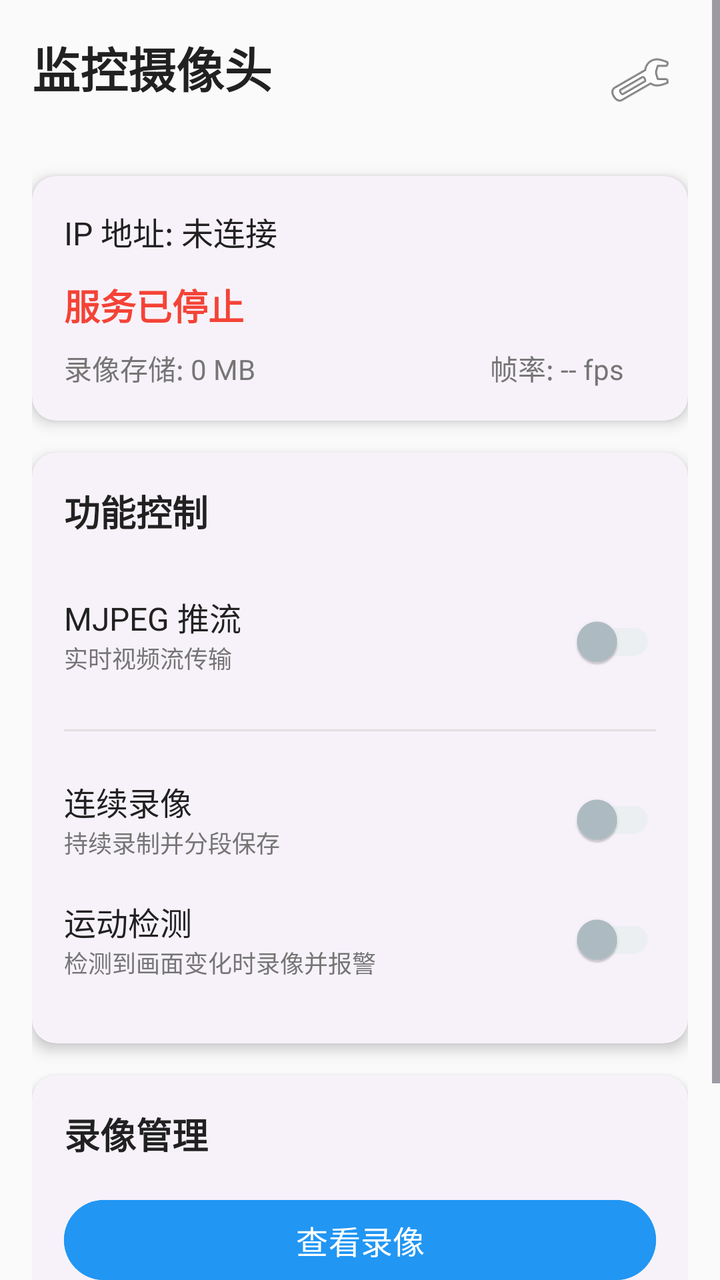
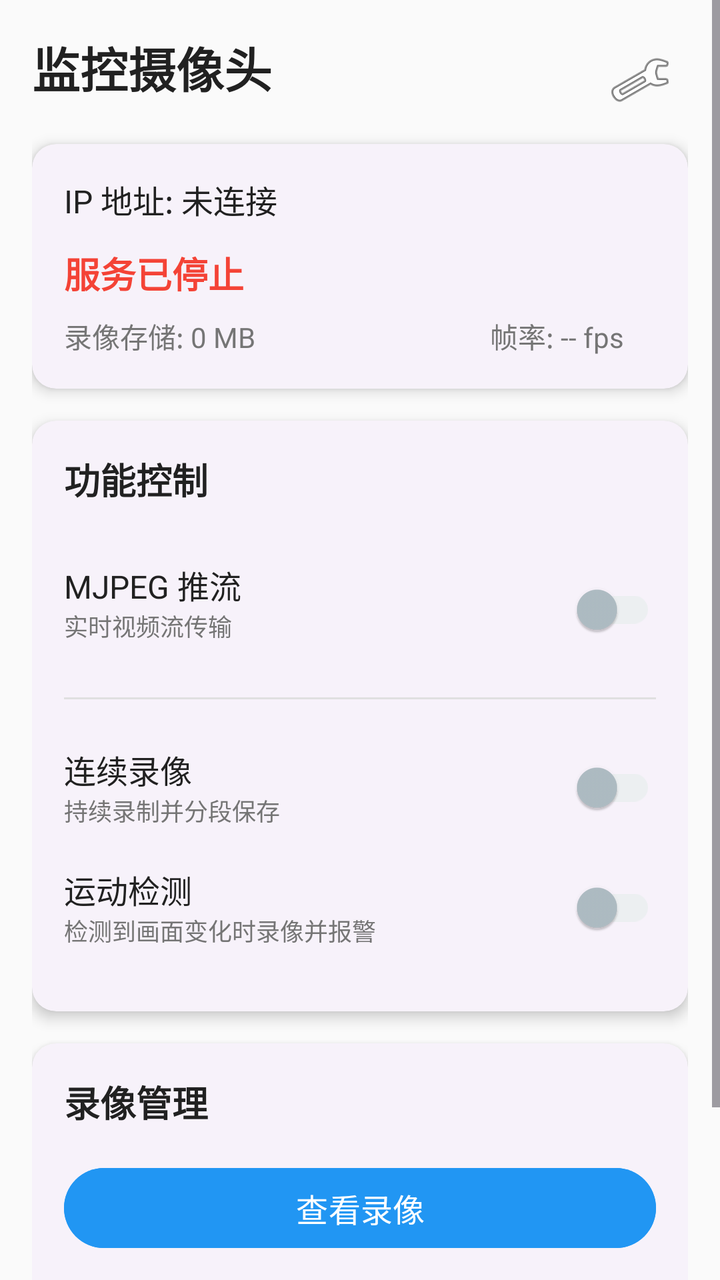

Before-and-after screenshots of an Android layout around one commit, followed by the original layout XML and the change that was made.
<!-- AndroidManifest.xml: application theme Theme.SelfCamMonitor -->
<!-- res/layout/activity_main.xml -->
<?xml version="1.0" encoding="utf-8"?>
<ScrollView xmlns:android="http://schemas.android.com/apk/res/android"
    android:layout_width="match_parent"
    android:layout_height="match_parent"
    xmlns:app="http://schemas.android.com/apk/res-auto"
    android:background="@color/background_light"
    android:fitsSystemWindows="true">

    <LinearLayout
        android:layout_width="match_parent"
        android:layout_height="wrap_content"
        android:orientation="vertical"
        android:padding="16dp">

        
        <LinearLayout
            android:layout_width="match_parent"
            android:layout_height="wrap_content"
            android:orientation="horizontal"
            android:layout_marginBottom="24dp">

            <TextView
                android:layout_width="0dp"
                android:layout_height="wrap_content"
                android:layout_weight="1"
                android:text="监控摄像头"
                android:textSize="24sp"
                android:textStyle="bold"
                android:textColor="@color/text_primary" />

            <ImageButton
                android:id="@+id/btnSettings"
                android:layout_width="48dp"
                android:layout_height="48dp"
                android:src="@android:drawable/ic_menu_manage"
                android:background="?attr/selectableItemBackgroundBorderless"
                android:contentDescription="设置" />
        </LinearLayout>

        
        <androidx.cardview.widget.CardView
            android:layout_width="match_parent"
            android:layout_height="wrap_content"
            android:layout_marginBottom="16dp"
            app:cardCornerRadius="12dp"
            app:cardElevation="4dp">

            <LinearLayout
                android:layout_width="match_parent"
                android:layout_height="wrap_content"
                android:orientation="vertical"
                android:padding="16dp">

                <TextView
                    android:id="@+id/tvIpAddress"
                    android:layout_width="match_parent"
                    android:layout_height="wrap_content"
                    android:text="IP 地址: 未连接"
                    android:textSize="16sp"
                    android:textColor="@color/text_primary"
                    android:layout_marginBottom="12dp" />

                <TextView
                    android:id="@+id/tvStatus"
                    android:layout_width="match_parent"
                    android:layout_height="wrap_content"
                    android:text="服务已停止"
                    android:textColor="@color/status_stopped"
                    android:textSize="18sp"
                    android:textStyle="bold" />

                <LinearLayout
                    android:layout_width="match_parent"
                    android:layout_height="wrap_content"
                    android:orientation="horizontal"
                    android:layout_marginTop="8dp">

                    <TextView
                        android:id="@+id/tvStorage"
                        android:layout_width="0dp"
                        android:layout_height="wrap_content"
                        android:layout_weight="1"
                        android:text="录像存储: 0 MB"
                        android:textSize="14sp"
                        android:textColor="@color/text_secondary"
                        android:maxLines="1"
                        android:ellipsize="end" />

                    <TextView
                        android:id="@+id/tvFps"
                        android:layout_width="wrap_content"
                        android:layout_height="wrap_content"
                        android:text="帧率: -- fps"
                        android:textSize="14sp"
                        android:textColor="@color/text_secondary"
                        android:layout_marginStart="12dp"
                        android:layout_marginEnd="16dp" />
                </LinearLayout>
            </LinearLayout>
        </androidx.cardview.widget.CardView>

        
        <androidx.cardview.widget.CardView
            android:layout_width="match_parent"
            android:layout_height="wrap_content"
            android:layout_marginBottom="16dp"
            app:cardCornerRadius="12dp"
            app:cardElevation="4dp">

            <LinearLayout
                android:layout_width="match_parent"
                android:layout_height="wrap_content"
                android:orientation="vertical"
                android:padding="16dp">

                <TextView
                    android:layout_width="match_parent"
                    android:layout_height="wrap_content"
                    android:text="功能控制"
                    android:textSize="18sp"
                    android:textStyle="bold"
                    android:textColor="@color/text_primary"
                    android:layout_marginBottom="16dp" />

                <LinearLayout
                    android:layout_width="match_parent"
                    android:layout_height="wrap_content"
                    android:orientation="horizontal"
                    android:paddingVertical="12dp">
                    <LinearLayout
                        android:layout_width="0dp"
                        android:layout_height="wrap_content"
                        android:layout_weight="1"
                        android:orientation="vertical">
                        <TextView
                            android:layout_width="wrap_content"
                            android:layout_height="wrap_content"
                            android:text="MJPEG 推流"
                            android:textSize="16sp"
                            android:textColor="@color/text_primary" />
                        <TextView
                            android:layout_width="wrap_content"
                            android:layout_height="wrap_content"
                            android:text="实时视频流传输"
                            android:textSize="12sp"
                            android:textColor="@color/text_secondary" />
                    </LinearLayout>
                    <com.google.android.material.switchmaterial.SwitchMaterial
                        android:id="@+id/switchMjpeg"
                        android:layout_width="wrap_content"
                        android:layout_height="wrap_content"
                        app:thumbTint="@color/thumb_tint"
                        app:trackTint="@color/track_tint" />
                </LinearLayout>

                <View
                    android:layout_width="match_parent"
                    android:layout_height="1dp"
                    android:background="@color/divider"
                    android:layout_marginVertical="8dp" />

                <LinearLayout
                    android:layout_width="match_parent"
                    android:layout_height="wrap_content"
                    android:orientation="vertical"
                    android:paddingVertical="12dp">

                    
                    <LinearLayout
                        android:layout_width="match_parent"
                        android:layout_height="wrap_content"
                        android:orientation="horizontal"
                        android:gravity="center_vertical"
                        android:layout_marginBottom="12dp">

                        <LinearLayout
                            android:layout_width="0dp"
                            android:layout_height="wrap_content"
                            android:layout_weight="1"
                            android:orientation="vertical">
                            <TextView
                                android:layout_width="wrap_content"
                                android:layout_height="wrap_content"
                                android:text="连续录像"
                                android:textSize="16sp"
                                android:textColor="@color/text_primary" />
                            <TextView
                                android:layout_width="wrap_content"
                                android:layout_height="wrap_content"
                                android:text="持续录制并分段保存"
                                android:textSize="12sp"
                                android:textColor="@color/text_secondary" />
                        </LinearLayout>

                        <androidx.appcompat.widget.SwitchCompat
                            android:id="@+id/switch_continuous"
                            android:layout_width="wrap_content"
                            android:layout_height="wrap_content"
                            app:thumbTint="@color/thumb_tint"
                            app:trackTint="@color/track_tint" />
                    </LinearLayout>

                    
                    <LinearLayout
                        android:layout_width="match_parent"
                        android:layout_height="wrap_content"
                        android:orientation="horizontal"
                        android:gravity="center_vertical">

                        <LinearLayout
                            android:layout_width="0dp"
                            android:layout_height="wrap_content"
                            android:layout_weight="1"
                            android:orientation="vertical">
                            <TextView
                                android:layout_width="wrap_content"
                                android:layout_height="wrap_content"
                                android:text="运动检测"
                                android:textSize="16sp"
                                android:textColor="@color/text_primary" />
                            <TextView
                                android:layout_width="wrap_content"
                                android:layout_height="wrap_content"
                                android:text="检测到画面变化时录像并报警"
                                android:textSize="12sp"
                                android:textColor="@color/text_secondary" />
                        </LinearLayout>

                        <androidx.appcompat.widget.SwitchCompat
                            android:id="@+id/switch_motion"
                            android:layout_width="wrap_content"
                            android:layout_height="wrap_content"
                            app:thumbTint="@color/thumb_tint"
                            app:trackTint="@color/track_tint" />
                    </LinearLayout>

                </LinearLayout>
            </LinearLayout>
        </androidx.cardview.widget.CardView>

        
        <androidx.cardview.widget.CardView
            android:layout_width="match_parent"
            android:layout_height="wrap_content"
            android:layout_marginBottom="24dp"
            app:cardCornerRadius="12dp"
            app:cardElevation="4dp">

            <LinearLayout
                android:layout_width="match_parent"
                android:layout_height="wrap_content"
                android:orientation="vertical"
                android:padding="16dp">

                <TextView
                    android:layout_width="match_parent"
                    android:layout_height="wrap_content"
                    android:text="录像管理"
                    android:textSize="18sp"
                    android:textStyle="bold"
                    android:textColor="@color/text_primary"
                    android:layout_marginBottom="16dp" />

                <Button
                    android:id="@+id/btnViewRecordings"
                    android:layout_width="match_parent"
                    android:layout_height="wrap_content"
                    android:text="查看录像"
                    android:textSize="16sp"
                    android:backgroundTint="@color/primary"
                    android:layout_marginBottom="8dp" />
            </LinearLayout>
        </androidx.cardview.widget.CardView>

        
        <LinearLayout
            android:layout_width="match_parent"
            android:layout_height="wrap_content"
            android:orientation="horizontal"
            android:gravity="center">

            <Button
                android:id="@+id/btnStart"
                android:layout_width="0dp"
                android:layout_height="wrap_content"
                android:layout_weight="1"
                android:text="启动监控"
                android:textSize="16sp"
                style="@style/Widget.Material3.Button"
                android:layout_marginEnd="8dp" />

            <Button
                android:id="@+id/btnStop"
                android:layout_width="0dp"
                android:layout_height="wrap_content"
                android:layout_weight="1"
                android:text="停止监控"
                android:textSize="16sp"
                style="@style/Widget.Material3.Button"
                android:layout_marginStart="8dp" />
        </LinearLayout>

    </LinearLayout>
</ScrollView>
<!-- resources referenced by this layout -->
<resources>
  <color name="background_light">#FAFAFA</color>
  <color name="divider">#E0E0E0</color>
  <color name="primary">#2196F3</color>
  <color name="status_stopped">#F44336</color>
  <color name="text_primary">#212121</color>
  <color name="text_secondary">#757575</color>
  <style name="Theme.SelfCamMonitor" parent="Base.Theme.SelfCamMonitor" />
  <style name="Base.Theme.SelfCamMonitor" parent="Theme.Material3.DayNight.NoActionBar">
          
          <item name="colorPrimary">@color/primary</item>
          <item name="colorOnPrimary">@color/white</item>
          <item name="colorPrimaryContainer">@color/primary_light</item>
          <item name="colorOnPrimaryContainer">@color/primary_dark</item>
  
          
          <item name="colorSecondary">@color/accent</item>
          <item name="colorOnSecondary">@color/white</item>
  
          
          <item name="android:colorBackground">@color/background_light</item>
          <item name="colorSurface">@color/surface</item>
          <item name="colorOnSurface">@color/text_primary</item>
  
          
          <item name="android:statusBarColor">@color/primary_dark</item>
          <item name="android:windowLightStatusBar">false</item>
          <item name="android:fitsSystemWindows">true</item>
  
          
          <item name="android:navigationBarColor">@color/primary_dark</item>
  
          
          <item name="cardViewStyle">@style/Widget.SelfCamMonitor.CardView</item>
      </style>
  <color name="white">#FFFFFFFF</color>
  <color name="primary_light">#BBDEFB</color>
  <color name="primary_dark">#1976D2</color>
  <color name="accent">#FF5722</color>
  <color name="surface">#FFFFFF</color>
  <style name="Widget.SelfCamMonitor.CardView" parent="Widget.Material3.CardView.Elevated">
          <item name="cardCornerRadius">12dp</item>
          <item name="cardElevation">4dp</item>
          <item name="strokeWidth">0dp</item>
      </style>
</resources>

<!-- the commit's change to res/layout/activity_main.xml (unified diff, before → after) -->
@@ -17,7 +17,7 @@
             android:layout_width="match_parent"
             android:layout_height="wrap_content"
             android:orientation="horizontal"
-            android:layout_marginBottom="24dp">
+            android:layout_marginBottom="8dp">
 
             <TextView
                 android:layout_width="0dp"
